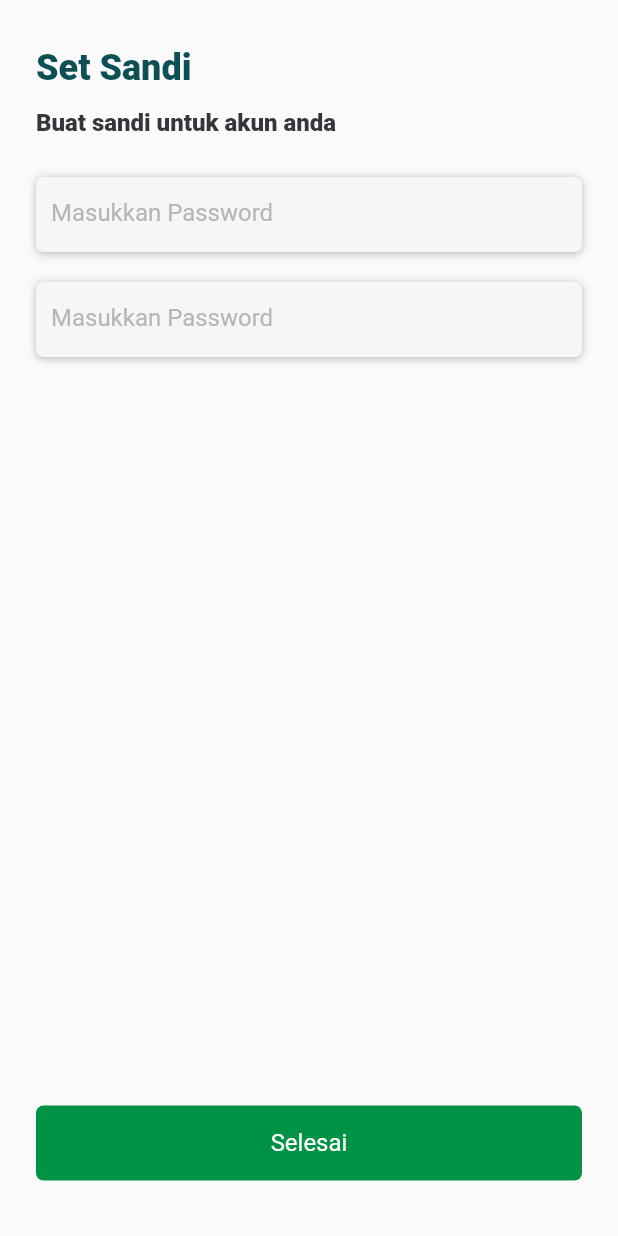
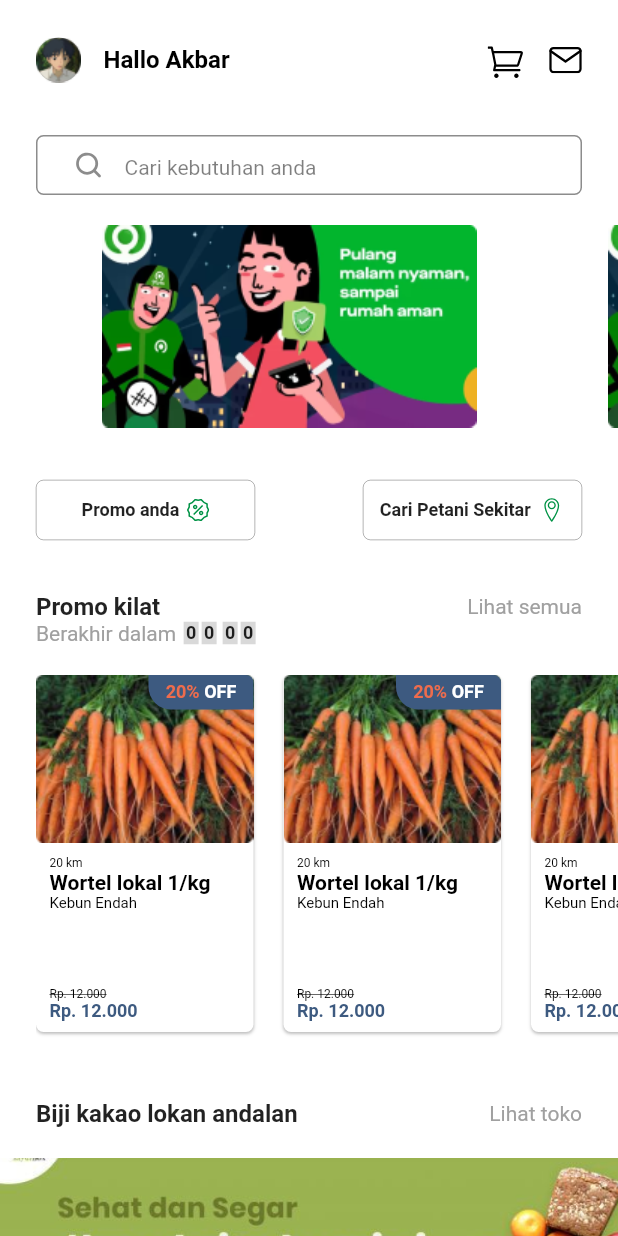
Before and after one commit to Akbarrzql/KangSayur, a Flutter app: the screen it shows after launch, on a phone screen of 412 x 824 dp. Run offline on Flutter 3.47's test engine with Material 2 defaults, Android fonts, the light colour scheme and no system bars; drawn by our look-alikes of carousel_slider; our stand-ins replace animated_splash_screen, flutter_svg, google_fonts.

Commit message:
[NR] UI Homepage

```diff
--- /dev/null
+++ b/lib/home/home.dart
@@ -0,0 +1,296 @@
+import 'package:carousel_slider/carousel_slider.dart';
+import 'package:flutter/material.dart';
+import 'package:flutter_svg/svg.dart';
+import 'package:kangsayur/home/home_head.dart';
+import 'package:kangsayur/home/home_search.dart';
+import 'package:kangsayur/home/home_two.dart';
+import 'package:kangsayur/home/promo_list.dart';
+
+import 'home_carousel.dart';
+
+class Home extends StatefulWidget {
+  const Home({Key? key}) : super(key: key);
+
+  @override
+  State<Home> createState() => _HomeState();
+}
+
+class _HomeState extends State<Home> {
+  @override
+  Widget build(BuildContext context) {
+    return Scaffold(
+      backgroundColor: Colors.white,
+      body: SafeArea(
+        child: SingleChildScrollView(
+          child: Column(
+            crossAxisAlignment: CrossAxisAlignment.start,
+            children: [
+              SizedBox(
+                height: 25,
+              ),
+              // Header
+              Padding(
+                padding: const EdgeInsets.symmetric(horizontal: 24.0),
+                child: Column(
+                  children: [
+                    Home_head(),
+                  ],
+                ),
+              ),
+              SizedBox(
+                height: 35,
+              ),
+              // Search Box
+              Padding(
+                padding: const EdgeInsets.symmetric(horizontal: 24.0),
+                child: Home_search(),
+              ),
+              SizedBox(
+                height: 20,
+              ),
+              // Carousel
+              Padding(
+                padding: const EdgeInsets.only(left: 24.0),
+                child: Home_carousel(),
+              ),
+              SizedBox(
+                height: 35,
+              ),
+              // Promo & Cari Petani
+              Padding(
+                padding: const EdgeInsets.symmetric(horizontal: 24.0),
+                child: Home_two(),
+              ),
+              SizedBox(
+                height: 35,
+              ),
+              // Promo Kilat
+              Column(
+                children: [
+                  Padding(
+                    padding: const EdgeInsets.symmetric(horizontal: 24.0),
+                    child: Column(
+                      children: [
+                        Row(
+                          children: [
+                            Text(
+                              "Promo kilat",
+                              style: TextStyle(
+                                  fontWeight: FontWeight.bold, fontSize: 16),
+                            ),
+                            Spacer(),
+                            Text(
+                              "Lihat semua",
+                              style: TextStyle(
+                                  fontSize: 14, color: Color(0xffA0A0A0)),
+                            ),
+                          ],
+                        ),
+                        Row(
+                          children: [
+                            Text(
+                              "Berakhir dalam",
+                              style: TextStyle(
+                                  fontSize: 14, color: Color(0xffA0A0A0)),
+                            ),
+                            SizedBox(
+                              width: 5,
+                            ),
+                            Container(
+                              width: 10,
+                              height: 15,
+                              decoration: BoxDecoration(
+                                color: Color(0xffD9D9D9),
+                              ),
+                              child: Center(
+                                  child: Text(
+                                "0",
+                                style: TextStyle(
+                                    fontSize: 12, fontWeight: FontWeight.bold),
+                              )),
+                            ),
+                            SizedBox(
+                              width: 2,
+                            ),
+                            Container(
+                              width: 10,
+                              height: 15,
+                              decoration: BoxDecoration(
+                                color: Color(0xffD9D9D9),
+                              ),
+                              child: Center(
+                                  child: Text(
+                                "0",
+                                style: TextStyle(
+                                    fontSize: 12, fontWeight: FontWeight.bold),
+                              )),
+                            ),
+                            SizedBox(
+                              width: 4,
+                            ),
+                            Container(
+                              width: 10,
+                              height: 15,
+                              decoration: BoxDecoration(
+                                color: Color(0xffD9D9D9),
+                              ),
+                              child: Center(
+                                  child: Text(
+                                "0",
+                                style: TextStyle(
+                                    fontSize: 12, fontWeight: FontWeight.bold),
+                              )),
+                            ),
+                            SizedBox(
+                              width: 2,
+                            ),
+                            Container(
+                              width: 10,
+                              height: 15,
+                              decoration: BoxDecoration(
+                                color: Color(0xffD9D9D9),
+                              ),
+                              child: Center(
+                                  child: Text(
+                                "0",
+                                style: TextStyle(
+                                    fontSize: 12, fontWeight: FontWeight.bold),
+                              )),
+                            ),
+                            SizedBox(
+                              width: 2,
+                            ),
+                          ],
+                        ),
+                      ],
+                    ),
+                  ),
+                  SizedBox(
+                    height: 20,
+                  ),
+                  Padding(
+                    padding: const EdgeInsets.only(left: 24.0),
+                    child: SizedBox(height: 248, child: Promo_List()),
+                  ),
+                ],
+              ),
+              SizedBox(
+                height: 35,
+              ),
+              // Biji kakao andalan
+              Column(
+                children: [
+                  Padding(
+                    padding: const EdgeInsets.symmetric(horizontal: 24.0),
+                    child: Row(
+                      children: [
+                        Text(
+                          "Biji kakao lokan andalan",
+                          style: TextStyle(
+                              fontWeight: FontWeight.bold, fontSize: 16),
+                        ),
+                        Spacer(),
+                        Text(
+                          "Lihat toko",
+                          style:
+                              TextStyle(fontSize: 14, color: Color(0xffA0A0A0)),
+                        ),
+                      ],
+                    ),
+                  ),
+                  SizedBox(
+                    height: 20,
+                  ),
+                  Image.asset(
+                    "assets/images/kakao.png",
+                    fit: BoxFit.cover,
+                  ),
+                ],
+              ),
+              SizedBox(
+                height: 35,
+              ),
+              // Produk Pilihan
+              Column(
+                children: [
+                  Padding(
+                    padding: const EdgeInsets.symmetric(horizontal: 24.0),
+                    child: Column(
+                      children: [
+                        Row(
+                          children: [
+                            Text(
+                              "Produk Pilihan",
+                              style: TextStyle(
+                                  fontWeight: FontWeight.bold, fontSize: 16),
+                            ),
+                            Spacer(),
+                            Text(
+                              "Lihat semua",
+                              style: TextStyle(
+                                  fontSize: 14, color: Color(0xffA0A0A0)),
+                            ),
+                          ],
+                        ),
+                        SizedBox(
+                          width: 5,
+                        ),
+                      ],
+                    ),
+                  ),
+                  SizedBox(
+                    height: 20,
+                  ),
+                  Padding(
+                    padding: const EdgeInsets.only(left: 24.0),
+                    child: SizedBox(height: 248, child: Promo_List()),
+                  ),
+                ],
+              ),
+              SizedBox(
+                height: 35,
+              ),
+              // Paling Sering Dicari
+Column(
+                children: [
+                  Padding(
+                    padding: const EdgeInsets.symmetric(horizontal: 24.0),
+                    child: Column(
+                      children: [
+                        Row(
+                          children: [
+                            Text(
+                              "Paling Sering Dicari",
+                              style: TextStyle(
+                                  fontWeight: FontWeight.bold, fontSize: 16),
+                            ),
+                            Spacer(),
+                            Text(
+                              "Lihat semua",
+                              style: TextStyle(
+                                  fontSize: 14, color: Color(0xffA0A0A0)),
+                            ),
+                          ],
+                        ),
+                        SizedBox(
+                          width: 5,
+                        ),
+                      ],
+                    ),
+                  ),
+                  SizedBox(
+                    height: 20,
+                  ),
+                  Padding(
+                    padding: const EdgeInsets.only(left: 24.0),
+                    child: SizedBox(height: 248, child: Promo_List()),
+                  ),
+                ],
+              ),
+            ],
+          ),
+        ),
+      ),
+    );
+  }
+}
--- /dev/null
+++ b/lib/home/home_carousel.dart
@@ -0,0 +1,26 @@
+import 'package:carousel_slider/carousel_slider.dart';
+import 'package:flutter/material.dart';
+
+class Home_carousel extends StatefulWidget {
+  const Home_carousel({Key? key}) : super(key: key);
+
+  @override
+  State<Home_carousel> createState() => _Home_carouselState();
+}
+
+class _Home_carouselState extends State<Home_carousel> {
+  @override
+  Widget build(BuildContext context) {
+    return   CarouselSlider(
+        items: [
+          Image.asset("assets/images/carousel.png"),
+          Image.asset("assets/images/carousel.png"),
+        ],
+        options: CarouselOptions(
+          viewportFraction: 0.87,
+          padEnds: false,
+          enableInfiniteScroll: false,
+          height: 135,
+        ));
+  }
+}
--- /dev/null
+++ b/lib/home/home_head.dart
@@ -0,0 +1,46 @@
+import 'package:flutter/material.dart';
+import 'package:flutter_svg/svg.dart';
+
+class Home_head extends StatefulWidget {
+  const Home_head({Key? key}) : super(key: key);
+
+  @override
+  State<Home_head> createState() => _Home_headState();
+}
+
+class _Home_headState extends State<Home_head> {
+  @override
+  Widget build(BuildContext context) {
+    return Row(
+      //make container rounded for profile
+      children: [
+        Container(
+          width: 30,
+          height: 30,
+          decoration: BoxDecoration(
+              color: Colors.grey, borderRadius: BorderRadius.circular(50)),
+          child: Image.asset("assets/images/profile.png"),
+        ),
+        SizedBox(
+          width: 15,
+        ),
+        Text(
+          "Hallo ",
+          style: TextStyle(
+              fontSize: 16, color: Colors.black, fontWeight: FontWeight.w600),
+        ),
+        Text(
+          "Akbar  ",
+          style: TextStyle(
+              fontSize: 16, color: Colors.black, fontWeight: FontWeight.w600),
+        ),
+        Spacer(),
+        SvgPicture.asset("assets/icon/cart.svg"),
+        SizedBox(
+          width: 17,
+        ),
+        SvgPicture.asset("assets/icon/mail.svg"),
+      ],
+    );
+  }
+}
--- /dev/null
+++ b/lib/home/home_search.dart
@@ -0,0 +1,42 @@
+import 'package:flutter/material.dart';
+import 'package:flutter_svg/svg.dart';
+
+class Home_search extends StatefulWidget {
+  const Home_search({Key? key}) : super(key: key);
+
+  @override
+  State<Home_search> createState() => _Home_searchState();
+}
+
+class _Home_searchState extends State<Home_search> {
+  @override
+  Widget build(BuildContext context) {
+    return Container(
+      height: 40,
+      decoration: BoxDecoration(
+          border: Border.all(color: Colors.black.withOpacity(0.45)),
+          borderRadius: BorderRadius.circular(5)),
+      child: Padding(
+        padding: const EdgeInsets.only(left: 10),
+        child: Center(
+          child: TextField(
+            textAlign: TextAlign.left,
+            textAlignVertical: TextAlignVertical.center,
+            decoration: InputDecoration(
+                contentPadding: EdgeInsets.only(bottom: 8.0),
+                border: InputBorder.none,
+                hintText: "Cari kebutuhan anda",
+                hintStyle: TextStyle(
+                    fontSize: 14,
+                    color: Colors.black.withOpacity(0.5),
+                    fontWeight: FontWeight.w400),
+                prefixIcon: Padding(
+                  padding: const EdgeInsets.symmetric(vertical: 8.0),
+                  child: SvgPicture.asset("assets/icon/search.svg"),
+                )),
+          ),
+        ),
+      ),
+    );
+  }
+}
--- /dev/null
+++ b/lib/home/home_two.dart
@@ -0,0 +1,63 @@
+import 'package:flutter/material.dart';
+import 'package:flutter_svg/svg.dart';
+
+class Home_two extends StatefulWidget {
+  const Home_two({Key? key}) : super(key: key);
+
+  @override
+  State<Home_two> createState() => _Home_twoState();
+}
+
+class _Home_twoState extends State<Home_two> {
+  @override
+  Widget build(BuildContext context) {
+    return               Row(
+      mainAxisAlignment: MainAxisAlignment.spaceBetween,
+      children: [
+        Container(
+          height: 40,
+          width: 146,
+          decoration: BoxDecoration(
+              border: Border.all(color: Colors.black, width: 0.2),
+              borderRadius: BorderRadius.circular(5)),
+          child: Row(
+            mainAxisAlignment: MainAxisAlignment.center,
+            children: [
+              Text(
+                "Promo anda",
+                style: TextStyle(
+                    fontWeight: FontWeight.bold, fontSize: 12),
+              ),
+              SizedBox(
+                width: 5,
+              ),
+              SvgPicture.asset("assets/icon/promo.svg")
+            ],
+          ),
+        ),
+        Container(
+          height: 40,
+          width: 146,
+          decoration: BoxDecoration(
+              border: Border.all(color: Colors.black, width: 0.2),
+              borderRadius: BorderRadius.circular(5)),
+          child: Row(
+            mainAxisAlignment: MainAxisAlignment.center,
+            children: [
+              Text(
+                "Cari Petani Sekitar",
+                style: TextStyle(
+                    fontWeight: FontWeight.bold, fontSize: 12),
+              ),
+              SizedBox(
+                width: 5,
+              ),
+              SvgPicture.asset("assets/icon/map.svg")
+            ],
+          ),
+        ),
+      ],
+    )
+    ;
+  }
+}
--- /dev/null
+++ b/lib/home/promo_list.dart
@@ -0,0 +1,154 @@
+import 'package:flutter/material.dart';
+import 'package:kangsayur/common/color_value.dart';
+
+class Promo_List extends StatefulWidget {
+  const Promo_List({Key? key}) : super(key: key);
+
+  @override
+  State<Promo_List> createState() => _Promo_ListState();
+}
+
+class _Promo_ListState extends State<Promo_List> {
+  @override
+  Widget build(BuildContext context) {
+    return ListView.builder(
+      scrollDirection: Axis.horizontal,
+      shrinkWrap: true,
+      itemCount: 4,
+      itemBuilder: (context, index) {
+        return Stack(
+          children: [
+            Container(
+                margin: EdgeInsets.fromLTRB(0, 0, 20, 10),
+                width: 145,
+                height: 248,
+                decoration: BoxDecoration(
+                  borderRadius: BorderRadius.circular(5),
+                  color: Colors.white,
+                  boxShadow: [
+                    BoxShadow(
+                      color: Colors.black.withOpacity(0.25),
+                      spreadRadius: 0,
+                      blurRadius: 1,
+                      offset: Offset(0, 1), // changes position of shadow
+                    ),
+                  ],
+                ),
+                child: Column(
+                  mainAxisAlignment: MainAxisAlignment.spaceBetween,
+                  crossAxisAlignment: CrossAxisAlignment.start,
+                  children: [
+                    Column(
+                      crossAxisAlignment: CrossAxisAlignment.start,
+                      children: [
+                        Image.asset(
+                          "assets/images/wortel.png",
+                          width: 145,
+                          height: 112,
+                          fit: BoxFit.cover,
+                        ),
+                        Padding(
+                          padding: const EdgeInsets.fromLTRB(9, 0, 9, 0),
+                          child: Column(
+                            crossAxisAlignment: CrossAxisAlignment.start,
+                            mainAxisAlignment: MainAxisAlignment.start,
+                            children: [
+                              Column(
+                                crossAxisAlignment: CrossAxisAlignment.start,
+                                children: [
+                                  SizedBox(
+                                    height: 9,
+                                  ),
+                                  Text(
+                                    "20 km",
+                                    style: TextStyle(
+                                      fontSize: 8,
+                                      color: Colors.black,
+                                    ),
+                                  ),
+                                  Text(
+                                    "Wortel lokal 1/kg",
+                                    style: TextStyle(
+                                        fontSize: 14,
+                                        color: Colors.black,
+                                        fontWeight: FontWeight.w600),
+                                  ),
+                                  Text(
+                                    "Kebun Endah",
+                                    style: TextStyle(
+                                      fontSize: 10,
+                                      color: Colors.black,
+                                    ),
+                                  ),
+                                ],
+                              ),
+                            ],
+                          ),
+                        ),
+                      ],
+                    ),
+                    Padding(
+                      padding: const EdgeInsets.fromLTRB(9, 0, 9, 7),
+                      child: Column(
+                        crossAxisAlignment: CrossAxisAlignment.start,
+                        children: [
+                          Text(
+                            "Rp. 12.000",
+                            style: TextStyle(
+                                fontSize: 8,
+                                color: Colors.black,
+                                fontWeight: FontWeight.normal,
+                                decoration: TextDecoration.lineThrough),
+                          ),
+                          Text(
+                            "Rp. 12.000",
+                            style: TextStyle(
+                                fontSize: 12,
+                                color: Color(0xff3D5A80),
+                                fontWeight: FontWeight.bold),
+                          ),
+                        ],
+                      ),
+                    ),
+                  ],
+                )),
+            Positioned(
+              top: 0,
+              right: 20,
+              child: Container(
+                width: 70,
+                height: 23,
+                decoration: BoxDecoration(
+                  borderRadius: BorderRadius.only(
+                      bottomLeft: Radius.circular(15),
+                      topRight: Radius.circular(5)),
+                  color: Color(0xff3D5A80),
+                ),
+                child: Row(
+                  mainAxisAlignment: MainAxisAlignment.center,
+                  children: [
+                    Text(
+                      "20% ",
+                      style: TextStyle(
+                          fontSize: 12,
+                          color: ColorValue.quaternaryColor,
+                          fontWeight: FontWeight.bold),
+                    ),
+
+                    Text(
+                      "OFF",
+                      style: TextStyle(
+                          fontSize: 12,
+                          color: Colors.white,
+                          fontWeight: FontWeight.bold),
+                    ),
+                  ],
+                ),
+              ),
+            ),
+          ],
+        );
+      },
+    );
+  }
+}
--- a/lib/main.dart
+++ b/lib/main.dart
@@ -1,4 +1,5 @@
 import 'package:flutter/material.dart';
+import 'package:kangsayur/home/home.dart';
 import 'package:kangsayur/register/register.dart';
 import 'package:kangsayur/register/set_password.dart';
 import 'package:kangsayur/splash_screen/splash_screen.dart';
@@ -29,7 +30,7 @@ class MyApp extends StatelessWidget {
         // is not restarted.
         primarySwatch: Colors.green,
       ),
-      home:  Set_Password(),
+      home:  Home(),
     );
   }
 }
--- a/pubspec.yaml
+++ b/pubspec.yaml
@@ -39,6 +39,7 @@ dependencies:
   google_fonts: ^4.0.3
   flutter_svg: ^1.1.6
   animated_splash_screen: ^1.3.0
+  carousel_slider:
 
 dev_dependencies:
   flutter_test:
@@ -65,6 +66,7 @@ flutter:
   # To add assets to your application, add an assets section, like this:
   assets:
     - assets/images/
+    - assets/icon/
   #   - images/a_dot_burr.jpeg
   #   - images/a_dot_ham.jpeg
 
```
Also changed, not shown: assets/icon/cart.svg (added), assets/icon/mail.svg (added), assets/icon/map.svg (added), assets/icon/promo.svg (added), assets/icon/search.svg (added), assets/images/carousel.png (added), assets/images/kakao.png (added), assets/images/profile.png (added), assets/images/wortel.png (added), pubspec.lock.
